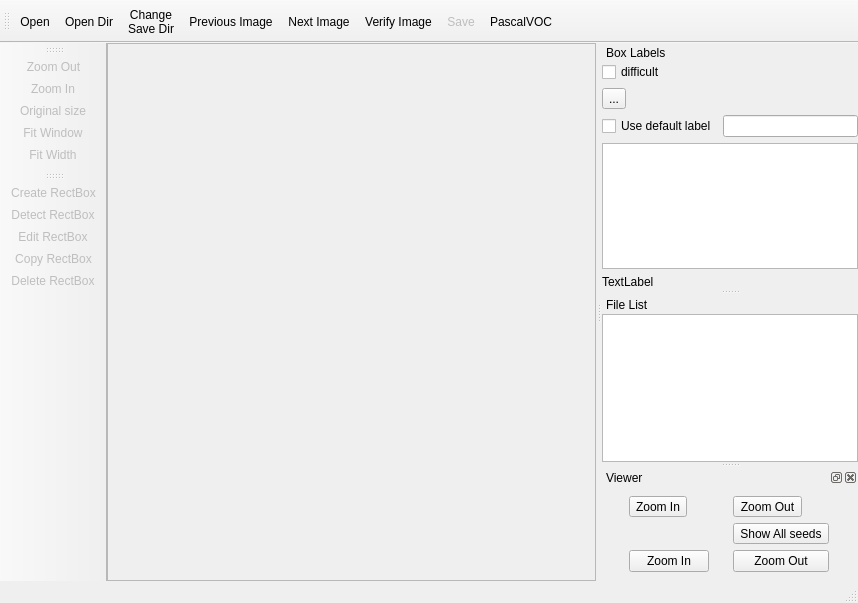
Old version of the form src/gui/mainwindow.ui in the repository meryusha/LabelerServer.
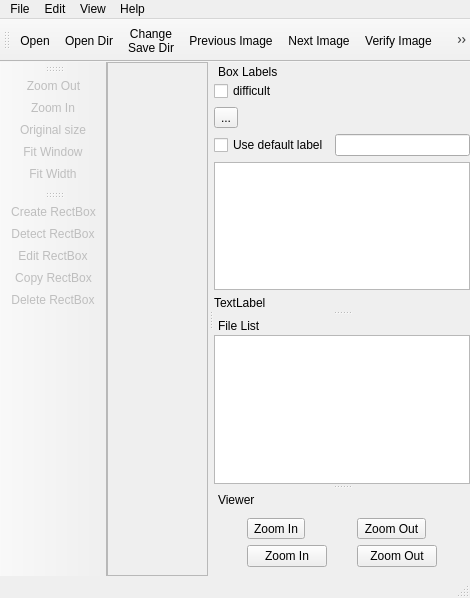
New version of the form. Icons and pictures are not drawn.

Commit message: populate File and Help Menu from GUI

Diff of the .ui file:
```diff
--- a/src/gui/mainwindow.ui
+++ b/src/gui/mainwindow.ui
@@ -6,8 +6,8 @@
    <rect>
     <x>0</x>
     <y>0</y>
-    <width>858</width>
-    <height>603</height>
+    <width>470</width>
+    <height>598</height>
    </rect>
   </property>
   <property name="windowTitle">
@@ -37,8 +37,8 @@
         <rect>
          <x>0</x>
          <y>0</y>
-         <width>423</width>
-         <height>502</height>
+         <width>129</width>
+         <height>475</height>
         </rect>
        </property>
       </widget>
@@ -194,10 +194,32 @@
    <addaction name="fitWindow"/>
    <addaction name="fitWidth"/>
   </widget>
+  <widget class="QToolBar" name="toolBar_Edit">
+   <property name="windowTitle">
+    <string>toolBar</string>
+   </property>
+   <property name="toolButtonStyle">
+    <enum>Qt::ToolButtonTextUnderIcon</enum>
+   </property>
+   <attribute name="toolBarArea">
+    <enum>LeftToolBarArea</enum>
+   </attribute>
+   <attribute name="toolBarBreak">
+    <bool>false</bool>
+   </attribute>
+   <addaction name="create"/>
+   <addaction name="detect"/>
+   <addaction name="edit"/>
+   <addaction name="copy"/>
+   <addaction name="deleteAction"/>
+  </widget>
   <widget class="QDockWidget" name="dockWidget_View">
    <property name="enabled">
     <bool>true</bool>
    </property>
+   <property name="features">
+    <set>QDockWidget::NoDockWidgetFeatures</set>
+   </property>
    <property name="windowTitle">
     <string>Viewer</string>
    </property>
@@ -215,9 +237,12 @@
         <iconset theme=":/zoom-out">
          <normaloff>../resources/icons/zoom-out.png</normaloff>../resources/icons/zoom-out.png</iconset>
        </property>
+       <property name="toolButtonStyle">
+        <enum>Qt::ToolButtonTextUnderIcon</enum>
+       </property>
       </widget>
      </item>
-     <item row="2" column="1">
+     <item row="1" column="1">
       <widget class="QPushButton" name="pushButton_ZoomOut">
        <property name="text">
         <string>Zoom Out</string>
@@ -238,41 +263,67 @@
        </property>
       </widget>
      </item>
-     <item row="2" column="0">
+     <item row="1" column="0">
       <widget class="QPushButton" name="pushButton_ZoomIn">
        <property name="text">
         <string>Zoom In</string>
        </property>
       </widget>
      </item>
-     <item row="1" column="1">
-      <widget class="QToolButton" name="toolButton_ShowSeed">
-       <property name="text">
-        <string>Show All seeds</string>
-       </property>
-      </widget>
-     </item>
     </layout>
    </widget>
   </widget>
-  <widget class="QToolBar" name="toolBar_Edit">
-   <property name="windowTitle">
-    <string>toolBar</string>
+  <widget class="QMenuBar" name="menuBar">
+   <property name="geometry">
+    <rect>
+     <x>0</x>
+     <y>0</y>
+     <width>470</width>
+     <height>22</height>
+    </rect>
    </property>
-   <property name="toolButtonStyle">
-    <enum>Qt::ToolButtonTextUnderIcon</enum>
-   </property>
-   <attribute name="toolBarArea">
-    <enum>LeftToolBarArea</enum>
-   </attribute>
-   <attribute name="toolBarBreak">
-    <bool>false</bool>
-   </attribute>
-   <addaction name="create"/>
-   <addaction name="detect"/>
-   <addaction name="edit"/>
-   <addaction name="copy"/>
-   <addaction name="deleteAction"/>
+   <widget class="QMenu" name="menu_File">
+    <property name="title">
+     <string>File</string>
+    </property>
+    <widget class="QMenu" name="menu_RecentFiles">
+     <property name="title">
+      <string>RecentFiles</string>
+     </property>
+     <addaction name="actiontest"/>
+    </widget>
+    <addaction name="open"/>
+    <addaction name="opendir"/>
+    <addaction name="changeSavedir"/>
+    <addaction name="openAnnotation"/>
+    <addaction name="menu_RecentFiles"/>
+    <addaction name="save"/>
+    <addaction name="saveAs"/>
+    <addaction name="save_format"/>
+    <addaction name="closeAction"/>
+    <addaction name="resetAllAction"/>
+   </widget>
+   <widget class="QMenu" name="menu_Edit">
+    <property name="title">
+     <string>Edit</string>
+    </property>
+   </widget>
+   <widget class="QMenu" name="menu_View">
+    <property name="title">
+     <string>View</string>
+    </property>
+   </widget>
+   <widget class="QMenu" name="menu_Help">
+    <property name="title">
+     <string>Help</string>
+    </property>
+    <addaction name="help"/>
+    <addaction name="showInfo"/>
+   </widget>
+   <addaction name="menu_File"/>
+   <addaction name="menu_Edit"/>
+   <addaction name="menu_View"/>
+   <addaction name="menu_Help"/>
   </widget>
   <action name="quit">
    <property name="icon">
@@ -343,7 +394,7 @@
      <normaloff>../resources/icons/open.png</normaloff>../resources/icons/open.png</iconset>
    </property>
    <property name="text">
-    <string>Change\nSave Dir</string>
+    <string>Change Save Dir</string>
    </property>
    <property name="iconText">
     <string>Change
```
Left out of the diff: 73 changed lines with no effect on the pictures. The commit also changes 4 other files.
